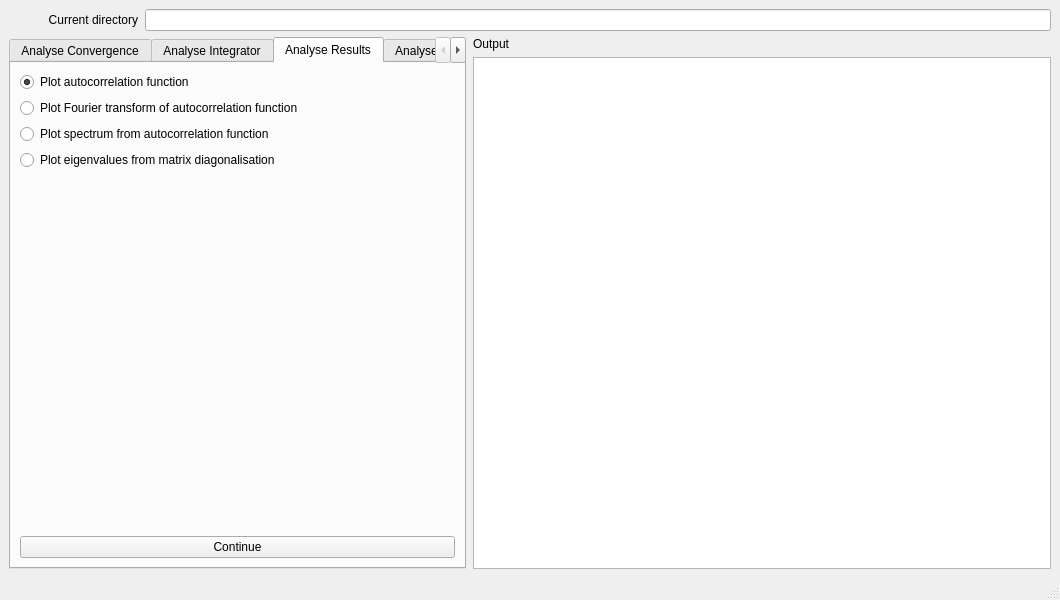
Before: the Qt Designer form source/analyse/gui_files/ui/analysis_main.ui in wenzhaojia2000/msc-trajectory-analysis, drawn with Qt 5.
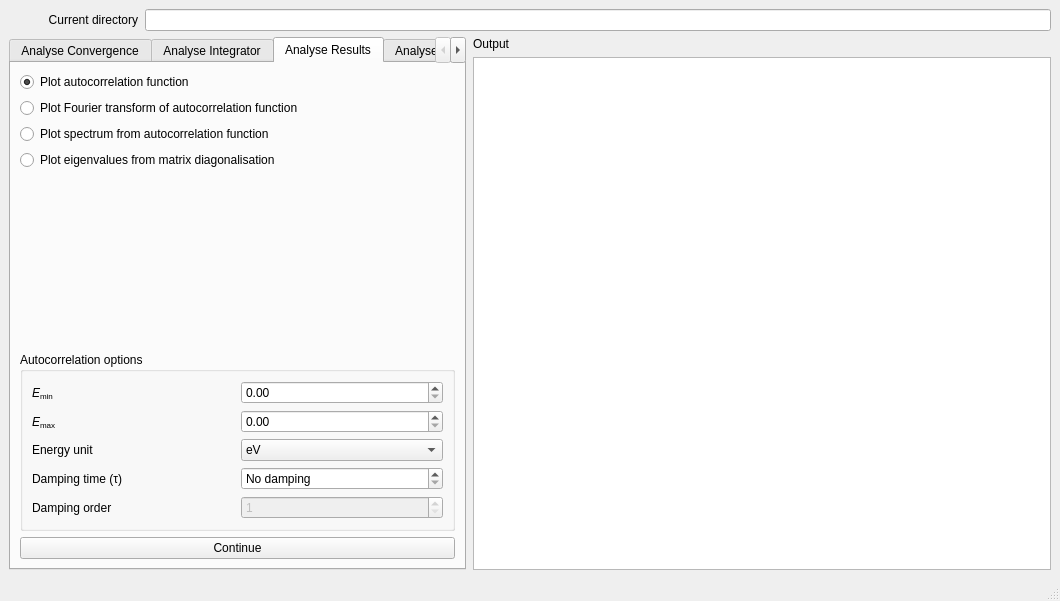
After: the same form once the commit is applied. The open tabs and pages were chosen to show the change.

Commit message: Add UI box and signals for extra autocorrelation options

```diff
--- a/source/analyse/gui_files/ui/analysis_main.ui
+++ b/source/analyse/gui_files/ui/analysis_main.ui
@@ -7,7 +7,7 @@
     <x>0</x>
     <y>0</y>
     <width>1060</width>
-    <height>600</height>
+    <height>601</height>
    </rect>
   </property>
   <property name="windowTitle">
@@ -242,6 +242,114 @@
             </property>
            </spacer>
           </item>
+          <item>
+           <widget class="QGroupBox" name="autocorrelation_box">
+            <property name="enabled">
+             <bool>true</bool>
+            </property>
+            <property name="title">
+             <string>Autocorrelation options</string>
+            </property>
+            <layout class="QGridLayout" name="gridLayout_2">
+             <item row="0" column="0">
+              <widget class="QLabel" name="emin_label">
+               <property name="text">
+                <string>&lt;html&gt;&lt;head/&gt;&lt;body&gt;&lt;p&gt;&lt;span style=&quot; font-style:italic;&quot;&gt;E&lt;/span&gt;&lt;span style=&quot; font-size:10pt; vertical-align:sub;&quot;&gt;min&lt;/span&gt;&lt;/p&gt;&lt;/body&gt;&lt;/html&gt;</string>
+               </property>
+               <property name="textFormat">
+                <enum>Qt::AutoText</enum>
+               </property>
+              </widget>
+             </item>
+             <item row="0" column="1">
+              <widget class="QDoubleSpinBox" name="emin_spinbox"/>
+             </item>
+             <item row="1" column="0">
+              <widget class="QLabel" name="emax_label">
+               <property name="text">
+                <string>&lt;html&gt;&lt;head/&gt;&lt;body&gt;&lt;p&gt;&lt;span style=&quot; font-style:italic;&quot;&gt;E&lt;/span&gt;&lt;span style=&quot; font-size:10pt; vertical-align:sub;&quot;&gt;max&lt;/span&gt;&lt;/p&gt;&lt;/body&gt;&lt;/html&gt;</string>
+               </property>
+              </widget>
+             </item>
+             <item row="1" column="1">
+              <widget class="QDoubleSpinBox" name="emax_spinbox"/>
+             </item>
+             <item row="2" column="0">
+              <widget class="QLabel" name="unit_label">
+               <property name="text">
+                <string>Energy unit</string>
+               </property>
+              </widget>
+             </item>
+             <item row="2" column="1">
+              <widget class="QComboBox" name="unit_combobox">
+               <property name="currentText">
+                <string>eV</string>
+               </property>
+               <item>
+                <property name="text">
+                 <string>eV</string>
+                </property>
+               </item>
+               <item>
+                <property name="text">
+                 <string>au</string>
+                </property>
+               </item>
+               <item>
+                <property name="text">
+                 <string>nmwl</string>
+                </property>
+               </item>
+               <item>
+                <property name="text">
+                 <string>cm⁻¹</string>
+                </property>
+               </item>
+               <item>
+                <property name="text">
+                 <string>kcal mol⁻¹</string>
+                </property>
+               </item>
+              </widget>
+             </item>
+             <item row="3" column="0">
+              <widget class="QLabel" name="tau_label">
+               <property name="text">
+                <string>Damping time (τ)</string>
+               </property>
+              </widget>
+             </item>
+             <item row="3" column="1">
+              <widget class="QDoubleSpinBox" name="tau_spinbox">
+               <property name="specialValueText">
+                <string>No damping</string>
+               </property>
+               <property name="suffix">
+                <string> fs</string>
+               </property>
+              </widget>
+             </item>
+             <item row="4" column="0">
+              <widget class="QLabel" name="iexp_label">
+               <property name="text">
+                <string>Damping order</string>
+               </property>
+              </widget>
+             </item>
+             <item row="4" column="1">
+              <widget class="QSpinBox" name="iexp_spinbox">
+               <property name="enabled">
+                <bool>false</bool>
+               </property>
+               <property name="minimum">
+                <number>1</number>
+               </property>
+              </widget>
+             </item>
+            </layout>
+           </widget>
+          </item>
           <item>
            <widget class="QPushButton" name="analres_push">
             <property name="text">
```
The commit also changes 1 other file.
